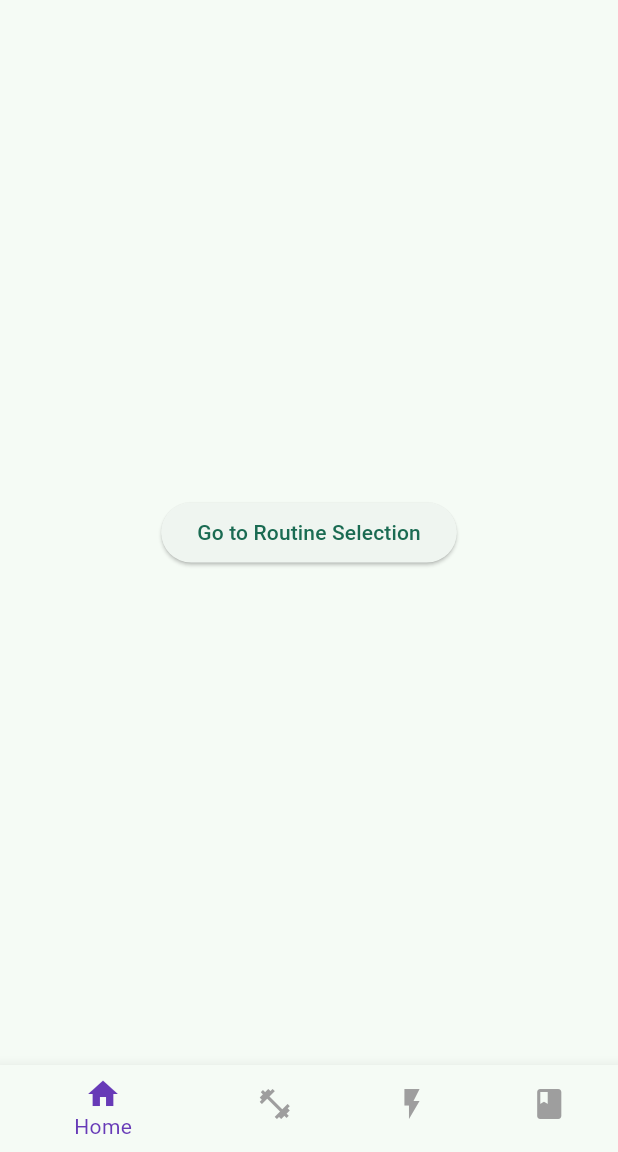
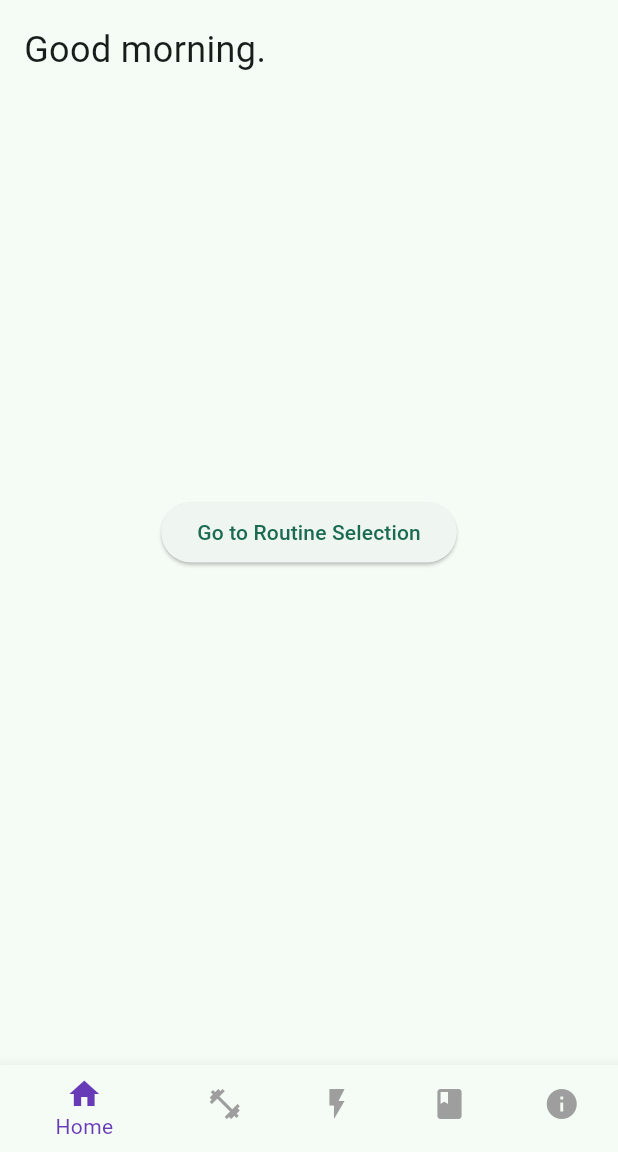
Before and after one commit to O662/w_o_app, a Flutter app: the screen it shows after launch, on a phone screen of 412 x 824 dp, the part 84-1236 px from its top. Run offline on Flutter 3.47's test engine with Material 3 defaults, Android fonts, the phone set to English and light mode, and no system bars; our stand-ins replace shared_preferences.

```diff
--- a/lib/main.dart
+++ b/lib/main.dart
@@ -3,6 +3,8 @@ import 'impulse.dart'; // Import ImpulsePage
 import 'study.dart'; // Import StudyPage
 import 'routineSelection.dart'; // Import RoutineSelectionPage
 import 'workout.dart'; // Import WorkoutPage
+import 'info_page.dart'; // Import InfoPage
+import 'package:shared_preferences/shared_preferences.dart';
 
 void main() async {
   WidgetsFlutterBinding.ensureInitialized();
@@ -17,7 +19,8 @@ class MyApp extends StatelessWidget {
     return MaterialApp(
       title: 'MyApp',
       theme: ThemeData(
-        colorScheme: ColorScheme.fromSeed(seedColor: const Color.fromARGB(255, 58, 183, 143)),
+        colorScheme: ColorScheme.fromSeed(
+            seedColor: const Color.fromARGB(255, 58, 183, 143)),
         useMaterial3: true,
       ),
       home: const MyHomePage(title: 'MyApp'),
@@ -43,6 +46,7 @@ class _MyHomePageState extends State<MyHomePage> {
     WorkoutPage(), // Add the WorkoutPage next to HomePage
     ImpulsePage(), // Add the ImpulsePage
     StudyPage(), // Add the StudyPage
+    InfoPage(), // Add the InfoPage
   ];
 
   void _onItemTapped(int index) {
@@ -79,6 +83,10 @@ class _MyHomePageState extends State<MyHomePage> {
             icon: Icon(Icons.book),
             label: 'Study', // Add the Study item
           ),
+          BottomNavigationBarItem(
+            icon: Icon(Icons.info),
+            label: 'Info',
+          ),
         ],
         currentIndex: _selectedIndex,
         selectedItemColor: Colors.deepPurple,
@@ -89,7 +97,7 @@ class _MyHomePageState extends State<MyHomePage> {
   }
 }
 
-class HomePage extends StatelessWidget {
+class HomePageButton extends StatelessWidget {
   @override
   Widget build(BuildContext context) {
     return Center(
@@ -105,3 +113,68 @@ class HomePage extends StatelessWidget {
     );
   }
 }
+
+class HomePage extends StatefulWidget {
+  @override
+  _HomePageState createState() => _HomePageState();
+}
+
+class _HomePageState extends State<HomePage> {
+  String _greetingMessage = '';
+
+  @override
+  void initState() {
+    super.initState();
+    _loadUserName();
+  }
+
+  Future<void> _loadUserName() async {
+    final prefs = await SharedPreferences.getInstance();
+    final name = prefs.getString('name') ?? '';
+    setState(() {
+      _greetingMessage = _getGreetingMessage(name);
+    });
+  }
+
+  String _getGreetingMessage(String name) {
+    final hour = DateTime.now().hour;
+    String greeting;
+    if (hour < 12) {
+      greeting = 'Good morning';
+    } else if (hour < 18) {
+      greeting = 'Good afternoon';
+    } else {
+      greeting = 'Good evening';
+    }
+    return name.isNotEmpty ? '$greeting, $name.' : '$greeting.';
+  }
+
+  @override
+  Widget build(BuildContext context) {
+    return Stack(
+      children: [
+        Align(
+          alignment: Alignment.topLeft,
+          child: Padding(
+            padding: const EdgeInsets.all(16.0),
+            child: Text(
+              _greetingMessage,
+              style: TextStyle(fontSize: 24),
+            ),
+          ),
+        ),
+        Center(
+          child: ElevatedButton(
+            onPressed: () {
+              Navigator.push(
+                context,
+                MaterialPageRoute(builder: (context) => RoutineSelection()),
+              );
+            },
+            child: Text('Go to Routine Selection'),
+          ),
+        ),
+      ],
+    );
+  }
+}
--- a/pubspec.yaml
+++ b/pubspec.yaml
@@ -11,7 +11,7 @@ environment:
 dependencies:
   flutter:
     sdk: flutter
-
+  shared_preferences: ^2.0.6
   cupertino_icons: ^1.0.8
 
 dev_dependencies:
```
Also changed, not shown: lib/info_page.dart (added, +76 -0 lines), pubspec.lock, 1 other file.
